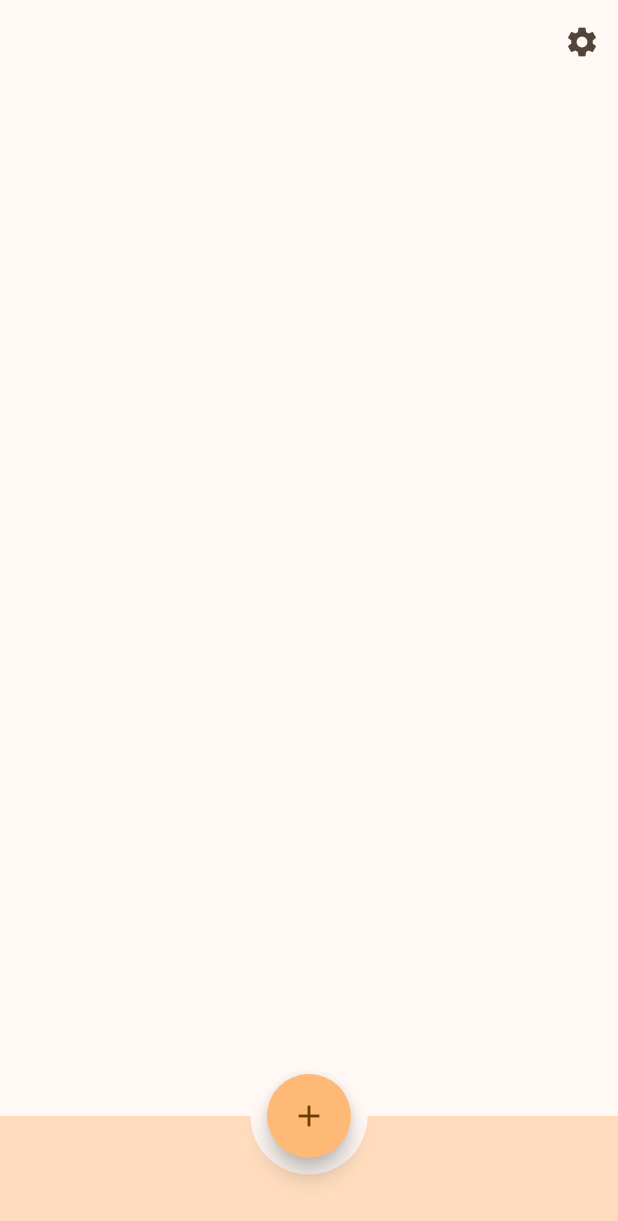
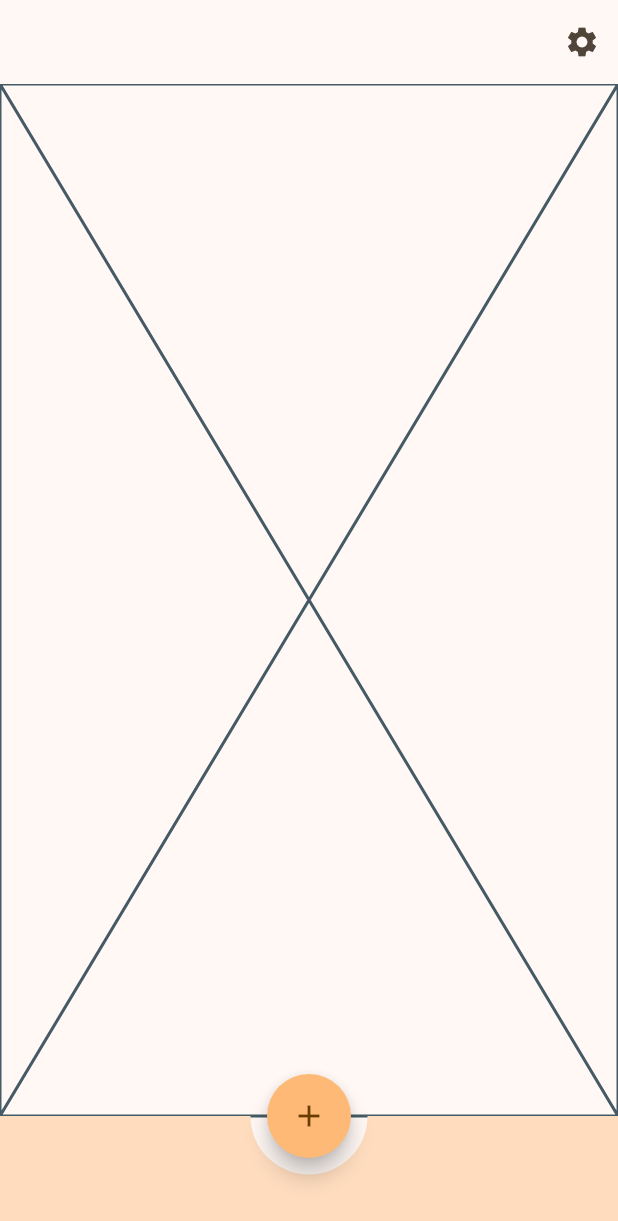
Before and after one commit to IkemotoNanako/moufu, a Flutter app: the screen it shows after launch, on a phone screen of 412 x 824 dp. Shown: the top 1221 px of the screen. Run offline on Flutter 3.47's test engine with Material 3 defaults, Android fonts, the phone set to English and light mode, and no system bars; our stand-ins replace flutter_riverpod, freezed_annotation, riverpod_annotation; generated files the repository leaves out were written again.

Commit message:
feat: グラフジェット作成

```diff
--- a/lib/main.dart
+++ b/lib/main.dart
@@ -1,6 +1,6 @@
 import 'package:flutter/material.dart';
 import 'package:flutter_riverpod/flutter_riverpod.dart';
-import 'package:moufu/ui/page/graph_page.dart';
+import 'package:moufu/ui/page/graph/graph_page.dart';
 
 Future<void> main() async {
   WidgetsFlutterBinding.ensureInitialized();
--- /dev/null
+++ b/lib/ui/page/graph/can_swipe_chart.dart
@@ -0,0 +1,10 @@
+import 'package:flutter/material.dart';
+
+class CanSwipeChart extends StatelessWidget {
+  const CanSwipeChart({super.key});
+
+  @override
+  Widget build(BuildContext context) {
+    return const Placeholder();
+  }
+}
--- a/lib/ui/page/graph_page.dart
+++ b/lib/ui/page/graph/graph_page.dart
@@ -1,4 +1,5 @@
 import 'package:flutter/material.dart';
+import 'package:moufu/ui/page/graph/can_swipe_chart.dart';
 
 class GraphPage extends StatelessWidget {
   const GraphPage({super.key});
@@ -37,8 +38,8 @@ class GraphPage extends StatelessWidget {
           ),
         ],
       ),
-      body: SafeArea(
-        child: Container(),
+      body: const SafeArea(
+        child: CanSwipeChart(),
       ),
     );
   }
```
